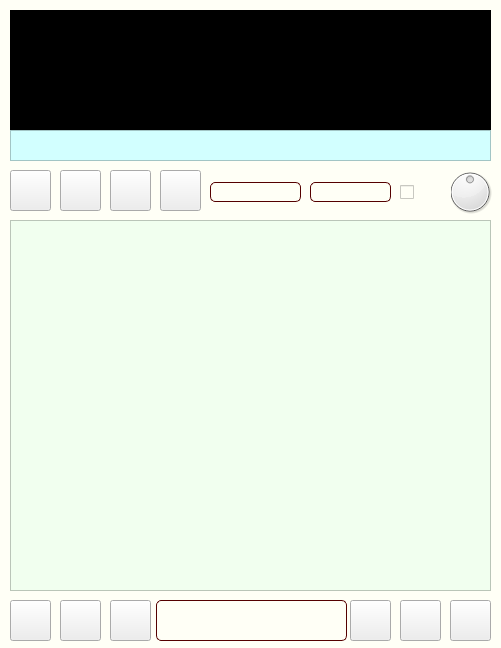
Qt form DIALOG/player.ui (dimanchik79/Play-Music) before a commit.
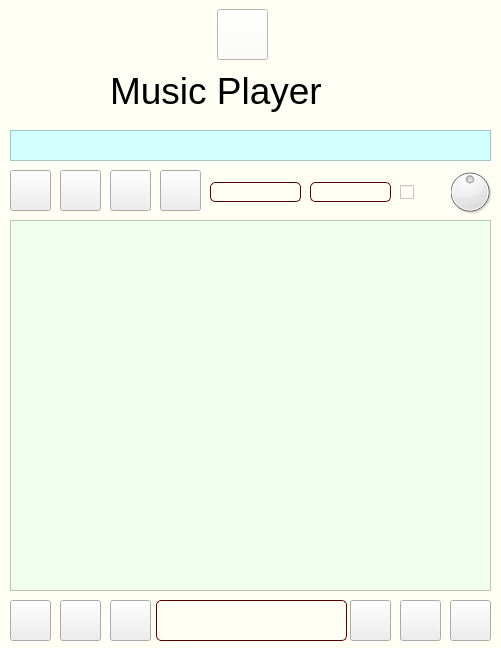
The same form after that commit. Icons and pictures are not drawn.

The edit to the form file:
```diff
--- a/DIALOG/player.ui
+++ b/DIALOG/player.ui
@@ -288,19 +288,6 @@
      </size>
     </property>
    </widget>
-   <widget class="QWidget" name="widget" native="true">
-    <property name="geometry">
-     <rect>
-      <x>10</x>
-      <y>10</y>
-      <width>481</width>
-      <height>121</height>
-     </rect>
-    </property>
-    <property name="styleSheet">
-     <string notr="true">background-color: black;</string>
-    </property>
-   </widget>
    <widget class="QPushButton" name="save">
     <property name="geometry">
      <rect>
@@ -520,6 +507,50 @@
      <string notr="true">background-color: rgb(241, 255, 239)</string>
     </property>
    </widget>
+   <widget class="QLabel" name="label">
+    <property name="geometry">
+     <rect>
+      <x>110</x>
+      <y>60</y>
+      <width>261</width>
+      <height>61</height>
+     </rect>
+    </property>
+    <property name="font">
+     <font>
+      <pointsize>28</pointsize>
+     </font>
+    </property>
+    <property name="styleSheet">
+     <string notr="true"/>
+    </property>
+    <property name="text">
+     <string>Music Player</string>
+    </property>
+   </widget>
+   <widget class="QPushButton" name="git">
+    <property name="geometry">
+     <rect>
+      <x>217</x>
+      <y>9</y>
+      <width>51</width>
+      <height>51</height>
+     </rect>
+    </property>
+    <property name="text">
+     <string/>
+    </property>
+    <property name="icon">
+     <iconset>
+      <normaloff>../IMG/icon.ico</normaloff>../IMG/icon.ico</iconset>
+    </property>
+    <property name="iconSize">
+     <size>
+      <width>48</width>
+      <height>48</height>
+     </size>
+    </property>
+   </widget>
   </widget>
  </widget>
  <resources/>
```
